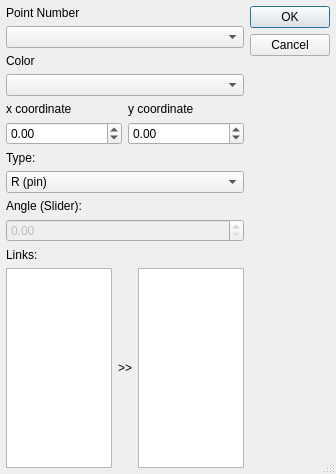
Above: core/entities/edit_point.ui from KmolYuan/Pyslvs-UI before the change. Below: the same form after it.
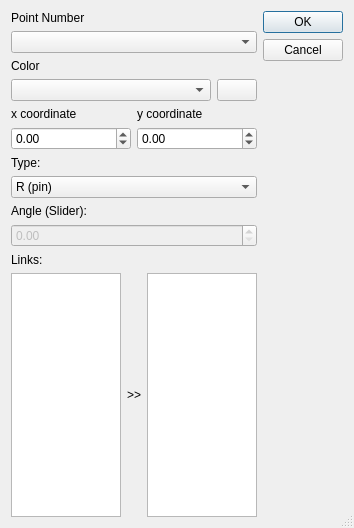
That is the form after the change. Icons and pictures are not drawn.

Commit message: Add custom color picking function.

```diff
--- a/core/entities/edit_point.ui
+++ b/core/entities/edit_point.ui
@@ -6,8 +6,8 @@
    <rect>
     <x>0</x>
     <y>0</y>
-    <width>336</width>
-    <height>474</height>
+    <width>354</width>
+    <height>528</height>
    </rect>
   </property>
   <property name="windowTitle">
@@ -23,19 +23,7 @@
   <property name="modal">
    <bool>true</bool>
   </property>
-  <layout class="QHBoxLayout" name="horizontalLayout_2">
-   <property name="leftMargin">
-    <number>6</number>
-   </property>
-   <property name="topMargin">
-    <number>6</number>
-   </property>
-   <property name="rightMargin">
-    <number>6</number>
-   </property>
-   <property name="bottomMargin">
-    <number>6</number>
-   </property>
+  <layout class="QHBoxLayout" name="horizontalLayout_3">
    <item>
     <layout class="QVBoxLayout" name="verticalLayout">
      <item>
@@ -62,7 +50,21 @@
       </widget>
      </item>
      <item>
-      <widget class="QComboBox" name="Color"/>
+      <layout class="QHBoxLayout" name="horizontalLayout_2">
+       <item>
+        <widget class="QComboBox" name="color_box"/>
+       </item>
+       <item>
+        <widget class="QPushButton" name="colorpick_button">
+         <property name="sizePolicy">
+          <sizepolicy hsizetype="Fixed" vsizetype="Fixed">
+           <horstretch>0</horstretch>
+           <verstretch>0</verstretch>
+          </sizepolicy>
+         </property>
+        </widget>
+       </item>
+      </layout>
      </item>
      <item>
       <layout class="QGridLayout" name="gridLayout">
```
Left out of the diff: 14 changed lines with no effect on the pictures. The commit also changes 10 other files.
